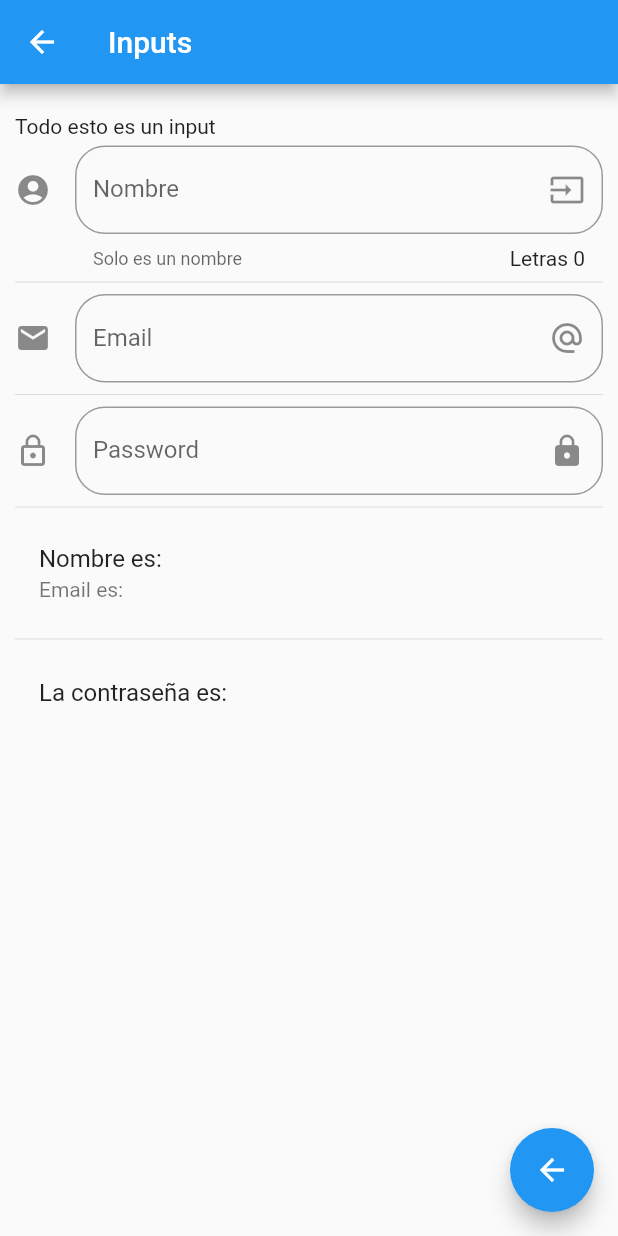
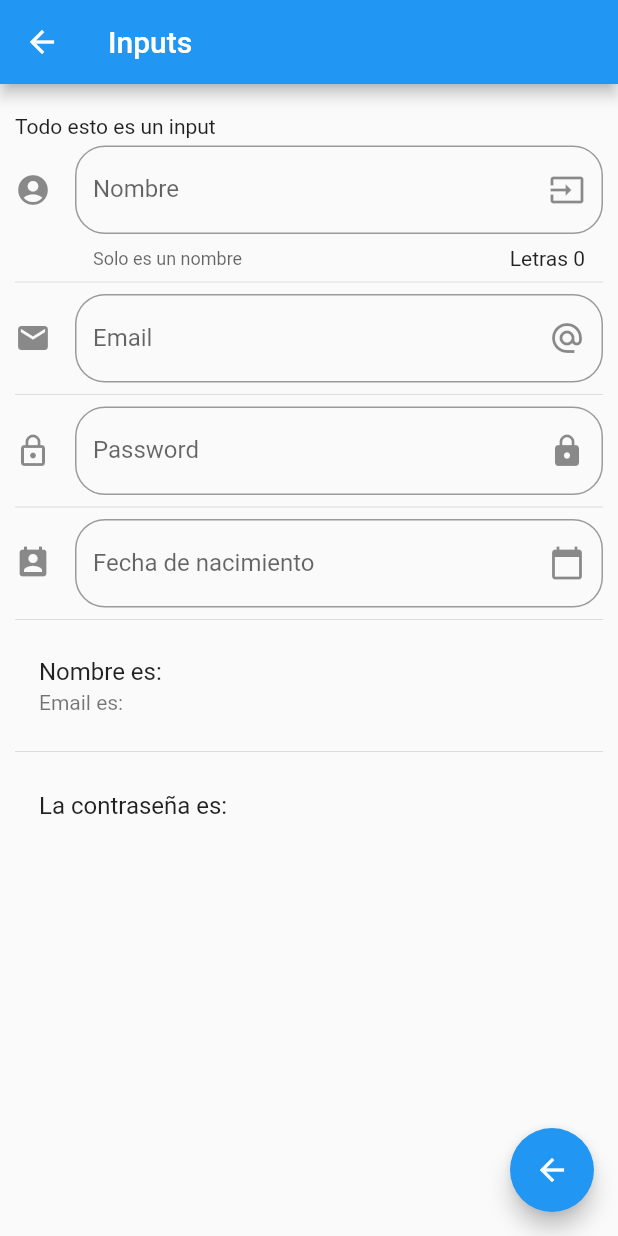
Before and after one commit to JoshuaValey/flutter_Components, a Flutter app: the InputsPage screen opened by its route, on a phone screen of 412 x 824 dp. Run offline on Flutter 3.47's test engine with Material 2 defaults, Android fonts, the phone set to English and light mode, and no system bars.

Commit message:
Date Picker

```diff
--- a/lib/src/pages/intputs_page.dart
+++ b/lib/src/pages/intputs_page.dart
@@ -9,7 +9,10 @@ class InputsPage extends StatefulWidget {
 class _InputsPageState extends State<InputsPage> {
   String _nombre = "";
   String _email = "";
+  String _fecha = "";
   String _password = "";
+  //Para manejar el Input de Fecha.
+  TextEditingController _inputFieldDateController = new TextEditingController();
 
   @override
   Widget build(BuildContext context) {
@@ -33,6 +36,8 @@ class _InputsPageState extends State<InputsPage> {
           _crearEmail(),
           Divider(),
           _crearPassword(),
+          Divider(),
+          _crearFecha(context),
           Divider(),
           _crearPersona(),
         ],
@@ -108,6 +113,49 @@ class _InputsPageState extends State<InputsPage> {
     );
   }
 
+  Widget _crearFecha(BuildContext context) {
+    return TextField(
+      //Evitar que se pueda copiar o pegar info.
+      enableInteractiveSelection: false,
+      //Como el <Element>.id de AndroidNative.
+      controller: _inputFieldDateController,
+      decoration: InputDecoration(
+        border: OutlineInputBorder(
+          borderRadius: BorderRadius.circular(20.0),
+        ),
+        hintText: "Fecha de nacimiento",
+        labelText: 'Fecha de nacimiento',
+        hintStyle: TextStyle(color: Colors.blueGrey),
+        suffixIcon: Icon(Icons.calendar_today),
+        icon: Icon(Icons.perm_contact_calendar),
+      ),
+      onTap: () {
+        //Evitar el foco del TextField.
+        FocusScope.of(context).requestFocus(new FocusNode());
+        _selectDate(context);
+      },
+    );
+  }
+
+//Cuando una funcion retorn un Future usar el async y el await.
+  _selectDate(BuildContext context) async {
+    DateTime picked = await showDatePicker(
+      context: context,
+      initialDate: new DateTime.now(),
+      //En que año comienza
+      firstDate: new DateTime(2018),
+      lastDate: new DateTime(2025),
+    );
+
+    if (picked != null) {
+      setState(() {
+        _fecha = picked.toString();
+        //Como usar el ID de AndroidNative.
+        _inputFieldDateController.text = _fecha;
+      });
+    }
+  }
+
   Widget _crearPersona() {
     return Column(
       children: <Widget>[
```
